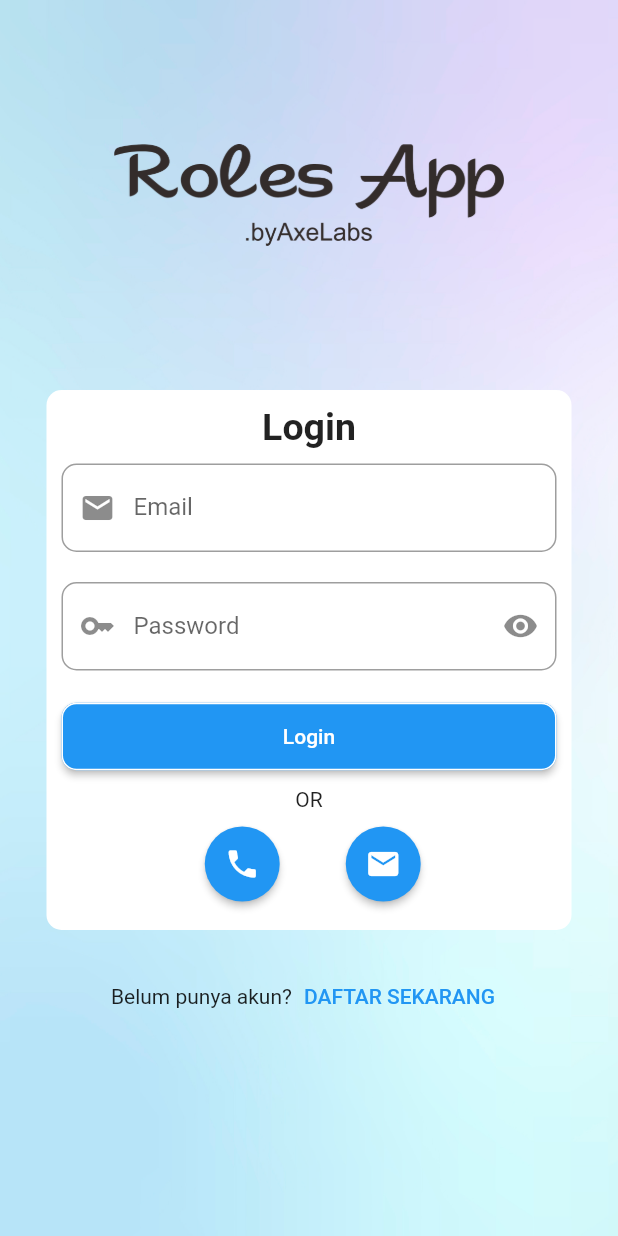
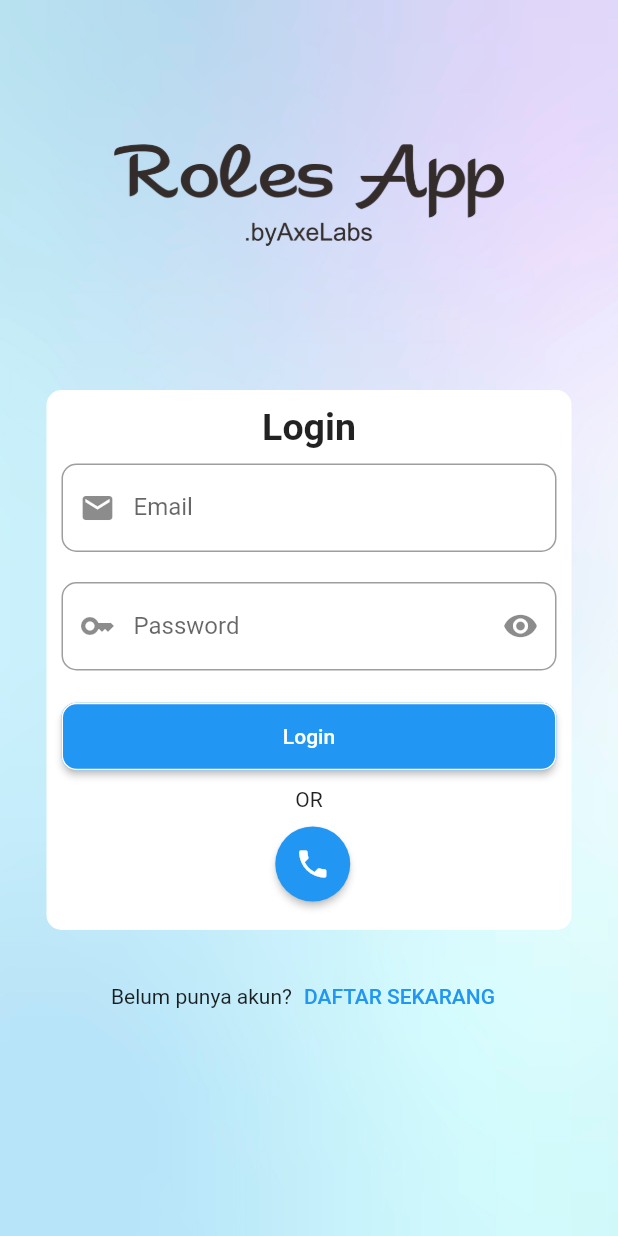
Before and after one commit to GigantiX/roles_app, a Flutter app: the screen it shows after launch, on a phone screen of 412 x 824 dp. Run offline on Flutter 3.47's test engine with Material 2 defaults, Android fonts, the phone set to English and light mode, and no system bars; our stand-ins replace firebase_auth, firebase_core, get, google_fonts, google_nav_bar, pinput; missing offline and left inert: flutter_animated_button; accounts and stored records are empty.

Commit message:
Profile UI 20% fix

```diff
--- a/lib/app/modules/home/views/home_view.dart
+++ b/lib/app/modules/home/views/home_view.dart
@@ -48,7 +48,7 @@ class HomeView extends GetView<HomeController> {
             decoration: BoxDecoration(
               // border: Border.all(),
               borderRadius: BorderRadius.all(Radius.circular(27)),
-              color: CoMidBlue
+              color: CoPurple
             ),
             // color: Colors.black45,
             child: Padding(
@@ -60,7 +60,7 @@ class HomeView extends GetView<HomeController> {
               GNav(
                   tabBackgroundColor: Colors.white,
                   haptic: true,
-                  color: CoDarkBlue,
+                  color: CoLightBlue,
                   activeColor: Colors.blueGrey,
                   iconSize: 24,
                   padding: EdgeInsets.symmetric(
--- a/lib/app/modules/login/views/login_view.dart
+++ b/lib/app/modules/login/views/login_view.dart
@@ -128,20 +128,20 @@ class LoginView extends GetView<LoginController> {
                                   onPrimary: Colors.red,
                                   fixedSize: const Size(50, 50)),
                             ),
-                            SizedBox(
-                              width: 30,
-                            ),
-                            ElevatedButton(
-                              onPressed: () {},
-                              child: Icon(Icons.mail, color: Colors.white),
-                              style: ElevatedButton.styleFrom(
-                                  shape: CircleBorder(),
-                                  primary: Colors.blue,
-                                  // ^ Button color
-                                  onPrimary: Colors.red,
-                                  // ^ Splash color
-                                  fixedSize: const Size(50, 50)),
-                            ),
+                            //  SizedBox(
+                            //   width: 30,
+                            // ),
+                            // ElevatedButton(
+                            //   onPressed: () {},
+                            //   child: Icon(Icons.mail, color: Colors.white),
+                            //   style: ElevatedButton.styleFrom(
+                            //       shape: CircleBorder(),
+                            //       primary: Colors.blue,
+                            //       // ^ Button color
+                            //       onPrimary: Colors.red,
+                            //       // ^ Splash color
+                            //       fixedSize: const Size(50, 50)),
+                            // ),
                           ],
                         ),
                       ],
--- a/lib/color_pack.dart
+++ b/lib/color_pack.dart
@@ -10,3 +10,4 @@ const CoLightBlue = Color(0xffbfdbf7);
 const CoMaroon = Color(0xffa31621);
 const CoDarkFont = Colors.black45;
 const CoMidFont = Colors.white10;
+const CoPurple = Color(0xff684bde);
```
Also changed, not shown: lib/app/modules/contenthome/views/contenthome_view.dart (+6 -5 lines).
